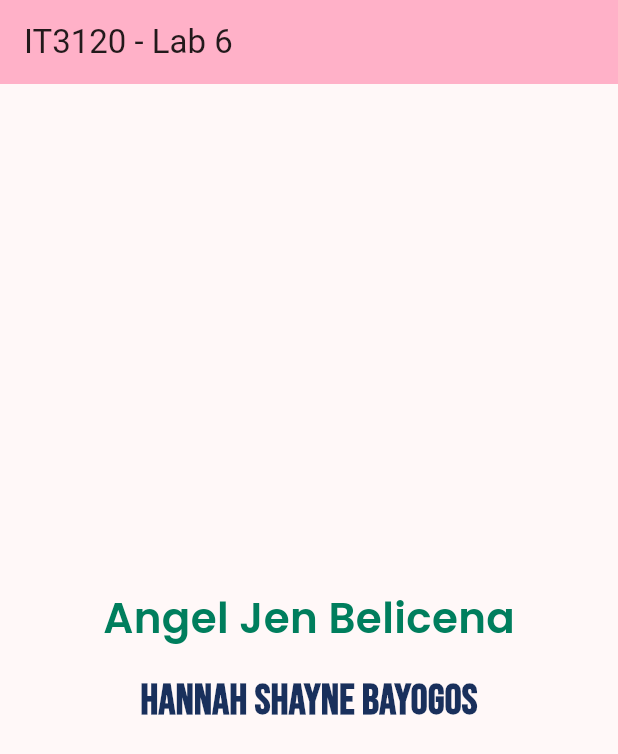
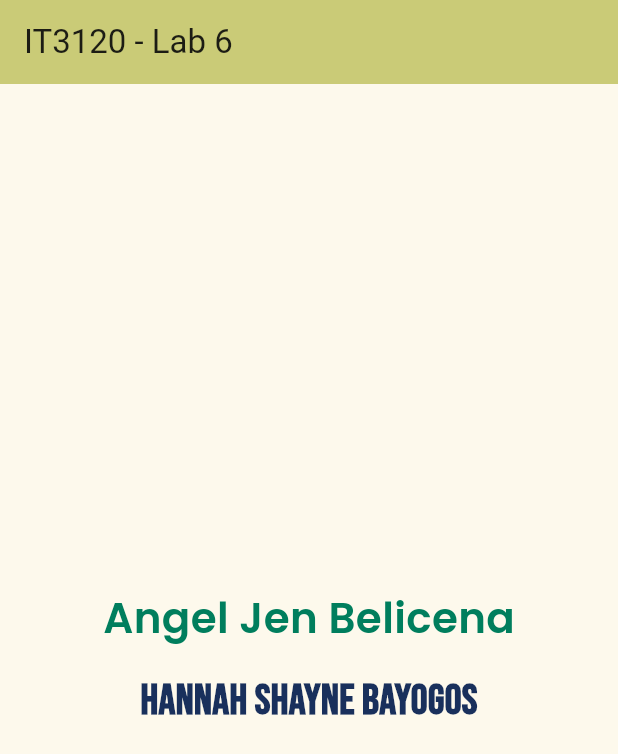
Before and after one commit to ajbelicena01/it3120-lab6, a Flutter app: the screen it shows after launch, on a phone screen of 412 x 824 dp. Shown: the top 754 px of the screen. Run offline on Flutter 3.47's test engine with Material 3 defaults, Android fonts, the phone set to English and light mode, and no system bars; our stand-ins replace google_fonts.

Commit message:
Added Google Fonts. Added name, changed font style and color

```diff
--- a/lib/main.dart
+++ b/lib/main.dart
@@ -11,9 +11,9 @@ class MyApp extends StatelessWidget {
   @override
   Widget build(BuildContext context) {
     return MaterialApp(
-      title: 'Lab 6 - Flutter',
+      title: 'IT3120 - LAB 6',
       theme: ThemeData(
-        colorScheme: ColorScheme.fromSeed(seedColor: const Color(0xFF912f56)),
+        colorScheme: ColorScheme.fromSeed(seedColor: const Color(0xFFDAD7CD)),
         useMaterial3: true,
       ),
       home: const MyHomePage(title: 'IT3120 - Lab 6'),
```
